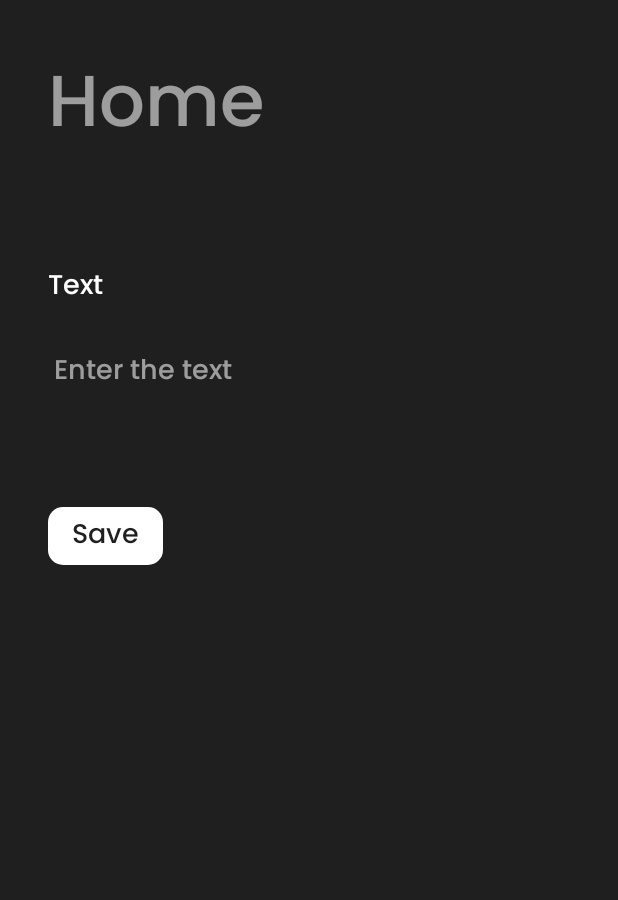
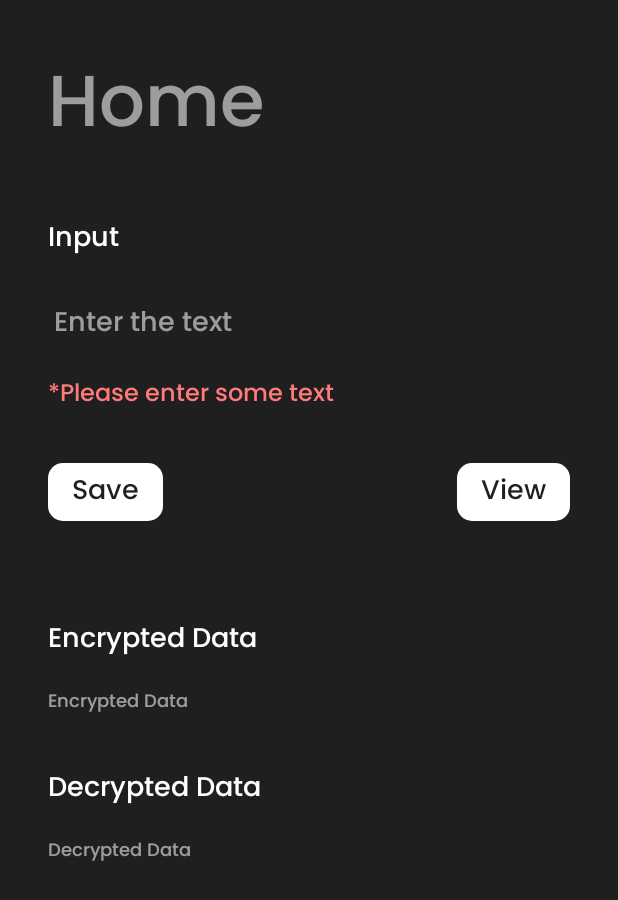
Before and after one commit to PranavPrakasan07/HEDP, an Android app: the Home screen opened directly, with no data from a screen before it, after a tap on "Save", on a phone screen of 412 x 824 dp. Shown: the top 900 px of the screen. Run offline under Robolectric (Android 15) with nearby library versions, the phone set to English and light mode, and no system bars; 1 statement that could not run was skipped.

Commit message:
View encr, decr text

```diff
--- a/app/src/main/java/com/pranavprksn/hedp/Home.kt
+++ b/app/src/main/java/com/pranavprksn/hedp/Home.kt
@@ -50,19 +50,39 @@ class Home : AppCompatActivity() {
         val text = findViewById<EditText>(R.id.text)
         val button = findViewById<TextView>(R.id.save_button)
 
+        val error = findViewById<TextView>(R.id.error)
+
+        val enc_text = findViewById<TextView>(R.id.e_text)
+        val dec_text = findViewById<TextView>(R.id.d_text)
+
+
         button.setOnClickListener {
-            entered_text = text.getText().toString()
+
+            entered_text = text.text.toString()
+
+            if (entered_text == "") {
+                error.text = "*Please enter some text"
+                entered_text = "Dummy"
+
+            } else {
+                error.text = ""
+
+                val ena = paillier!!.EncrypStr(entered_text, r)
+                val dec = paillier!!.DecrpyStr(BigInteger(ena.toString()))
+
+                enc_text.text = ena.toString()
+                dec_text.text = dec
+
+                Log.d("ena", ena.toString())
+
+                Log.d("decrypt ena", paillier!!.DecrpyStr(BigInteger(ena.toString())))
+            }
 
             Log.d("Entered text", entered_text)
 
             encrypted_text = paillier!!.EncrypStr(entered_text, r)
-            Toast.makeText(applicationContext, "Entered text$entered_text", Toast.LENGTH_SHORT)
-                .show()
 
             Log.d("Encrypted Text", encrypted_text.toString())
-            Toast.makeText(applicationContext, "Encrred text$encrypted_text", Toast.LENGTH_SHORT)
-                .show()
-
 
             //Operations
 
@@ -71,31 +91,6 @@ class Home : AppCompatActivity() {
                 paillier!!.DecrpyStr(BigInteger(Objects.requireNonNull(encrypted_text).toString()))
             )
 
-            Toast.makeText(
-                applicationContext,
-                "Decrypted text" + paillier!!.DecrpyStr(
-                    BigInteger(
-                        Objects.requireNonNull(encrypted_text).toString()
-                    )
-                ),
-                Toast.LENGTH_SHORT
-            ).show()
-
-
-            val ena = paillier!!.EncrypStr(entered_text, r)
-
-            Log.d("ena", ena.toString())
-            Toast.makeText(applicationContext,"ena$ena",
-                Toast.LENGTH_SHORT
-            ).show()
-
-            Log.d("decrypt ena", paillier!!.DecrpyStr(BigInteger(ena.toString())))
-            Toast.makeText(applicationContext,"decrypt ena" + paillier!!.DecrpyStr(BigInteger(ena.toString())),
-                Toast.LENGTH_SHORT
-            ).show()
-
-
         }
-
     }
 }
--- a/app/src/main/res/layout/activity_home.xml
+++ b/app/src/main/res/layout/activity_home.xml
@@ -38,12 +38,24 @@
         app:layout_constraintTop_toBottomOf="@+id/label1" />
 
     <TextView
+        android:id="@+id/error"
+        android:layout_width="wrap_content"
+        android:layout_height="wrap_content"
+        android:layout_marginTop="8dp"
+        android:fontFamily="@font/poppins"
+        android:text=""
+        android:textColor="@color/error"
+        android:textSize="16sp"
+        app:layout_constraintLeft_toRightOf="@id/barrier_l"
+        app:layout_constraintTop_toBottomOf="@+id/text" />
+
+    <TextView
         android:id="@+id/label1"
         android:layout_width="wrap_content"
         android:layout_height="wrap_content"
-        android:layout_marginTop="64dp"
+        android:layout_marginTop="32dp"
         android:fontFamily="@font/poppins"
-        android:text="Text"
+        android:text="Input"
         android:textColor="@color/active_text"
         android:textSize="18sp"
         app:layout_constraintLeft_toRightOf="@id/barrier_l"
@@ -86,10 +98,79 @@
         android:paddingBottom="4dp"
         android:fontFamily="@font/poppins"
         android:textColor="@color/background"
-        android:layout_marginTop="64dp"
+        android:layout_marginTop="32dp"
         android:text="Save"
-        android:textSize="18dp"
-        app:layout_constraintTop_toBottomOf="@+id/text"
+        android:textSize="18sp"
+        app:layout_constraintTop_toBottomOf="@+id/error"
         tools:layout_editor_absoluteX="47dp" />
 
+    <TextView
+        android:id="@+id/view_button"
+        android:layout_width="wrap_content"
+        android:layout_height="wrap_content"
+        app:layout_constraintEnd_toEndOf="@id/barrier_r"
+        android:background="@drawable/button_bg"
+        android:paddingStart="16dp"
+        android:paddingEnd="16dp"
+        android:paddingTop="4dp"
+        android:paddingBottom="4dp"
+        android:fontFamily="@font/poppins"
+        android:textColor="@color/background"
+        android:layout_marginTop="32dp"
+        android:text="View"
+        android:textSize="18sp"
+        app:layout_constraintTop_toBottomOf="@+id/error"
+        tools:layout_editor_absoluteX="47dp" />
+
+    <TextView
+        android:id="@+id/label2"
+        android:layout_width="wrap_content"
+        android:layout_height="wrap_content"
+        android:layout_marginTop="64dp"
+        android:fontFamily="@font/poppins"
+        android:text="Encrypted Data"
+        android:textColor="@color/active_text"
+        android:textSize="18sp"
+        app:layout_constraintLeft_toRightOf="@id/barrier_l"
+        app:layout_constraintTop_toBottomOf="@+id/save_button" />
+
+    <TextView
+        android:id="@+id/e_text"
+        android:layout_width="0dp"
+        android:layout_height="wrap_content"
+        android:layout_marginTop="16dp"
+        android:fontFamily="@font/poppins"
+        android:text="Encrypted Data"
+        android:textColor="@color/inactive_text"
+        app:layout_constraintEnd_toEndOf="@id/barrier_r"
+        android:textSize="12sp"
+        app:layout_constraintStart_toStartOf="@id/barrier_l"
+        app:layout_constraintTop_toBottomOf="@+id/label2" />
+
+
+    <TextView
+        android:id="@+id/label3"
+        android:layout_width="wrap_content"
+        android:layout_height="wrap_content"
+        android:layout_marginTop="32dp"
+        android:fontFamily="@font/poppins"
+        android:text="Decrypted Data"
+        android:textColor="@color/active_text"
+        android:textSize="18sp"
+        app:layout_constraintLeft_toRightOf="@id/barrier_l"
+        app:layout_constraintTop_toBottomOf="@+id/e_text" />
+
+    <TextView
+        android:id="@+id/d_text"
+        android:layout_width="0dp"
+        android:layout_height="wrap_content"
+        android:layout_marginTop="16dp"
+        android:fontFamily="@font/poppins"
+        android:text="Decrypted Data"
+        android:textColor="@color/inactive_text"
+        android:textSize="12sp"
+        app:layout_constraintEnd_toEndOf="@id/barrier_r"
+        app:layout_constraintStart_toStartOf="@id/barrier_l"
+        app:layout_constraintTop_toBottomOf="@+id/label3" />
+
 </androidx.constraintlayout.widget.ConstraintLayout>
--- a/app/src/main/res/values/colors.xml
+++ b/app/src/main/res/values/colors.xml
@@ -12,4 +12,5 @@
     <color name="active_text">#FFFFFF</color>
     <color name="inactive_text">#99F1F1F1</color>
     <color name="transparent">#00FFFFFF</color>
+    <color name="error">#FF7A7A</color>
 </resources>
```
